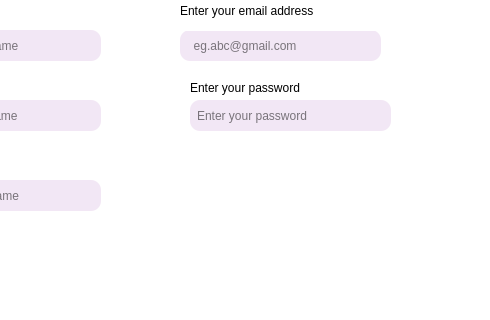
The window that signin.ui (Nirjaraa/spendwise) describes before a commit, drawn with Qt 5; both pictures show x 470 to 960 and y 220 to 540 of the 960 by 540 pixel window.
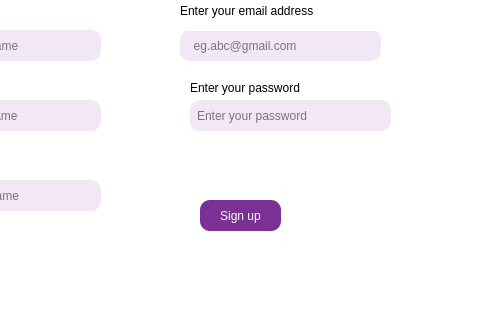
The same window after the commit. Icons and pictures are not drawn.

Diff of the .ui file:
```diff
--- a/signin.ui
+++ b/signin.ui
@@ -136,8 +136,11 @@
     <property name="styleSheet">
      <string notr="true">background-image:url(:/resources/p7.jpg);
 font: 12pt &quot;Bahnschrift&quot;;
-color:white;
-border-radius:30px
+border-color: none;
+color: rgb(255, 255, 255);
+background-color: rgb(123,49,148);
+border-radius: 10px;
+
 </string>
     </property>
     <property name="text">
```
Left out of the diff: 2 changed lines with no effect on the pictures.
